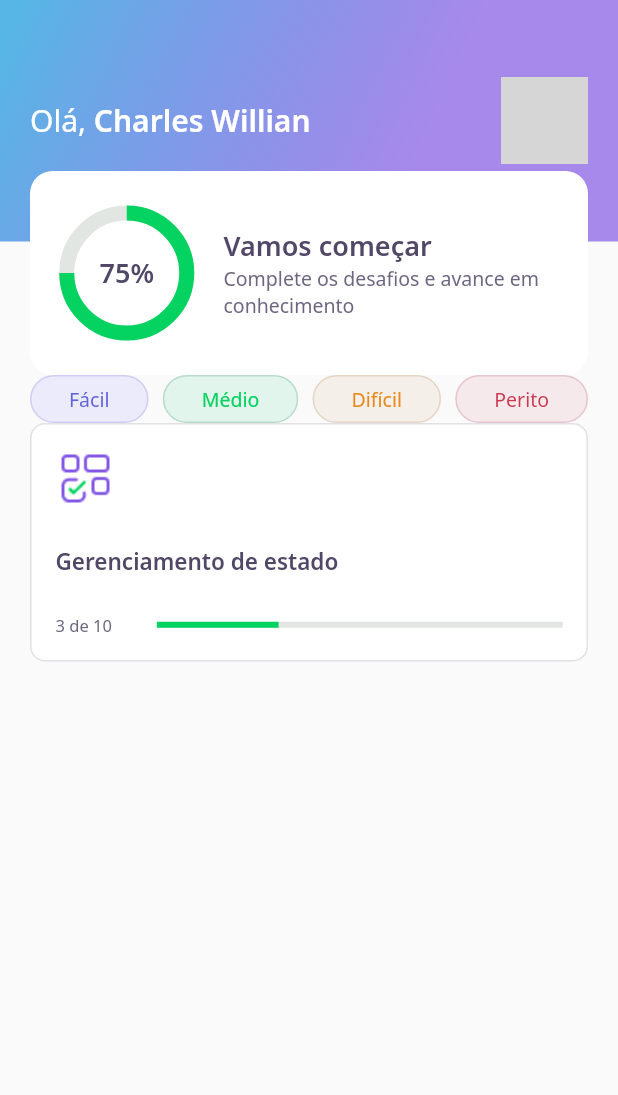
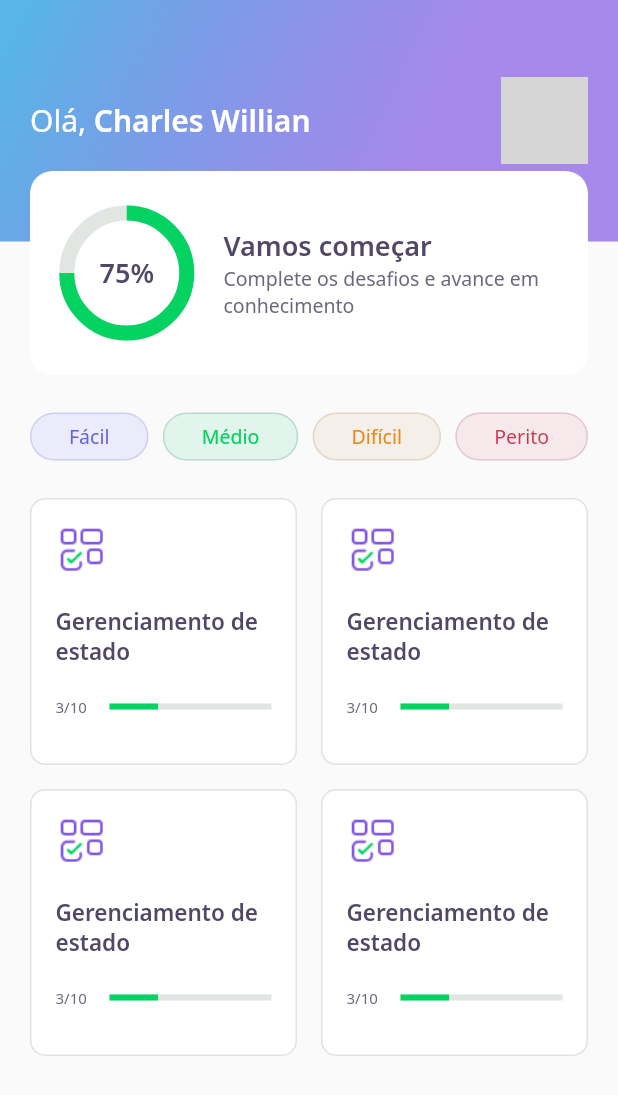
Before and after one commit to charles00willian/dev_quiz, a Flutter app: the screen it shows after launch, on a phone screen of 412 x 824 dp. Shown: the top 1095 px of the screen. Run offline on Flutter 3.47's test engine with Material 2 defaults, Android fonts, the phone set to English and light mode, and no system bars; our stand-ins replace google_fonts; network calls fail; grey boxes are pictures that could not be loaded.

Commit message:
lista de cards

```diff
--- a/lib/core/app_text_styles.dart
+++ b/lib/core/app_text_styles.dart
@@ -81,7 +81,7 @@ class AppTextStyles {
   );
   static final TextStyle body11 = GoogleFonts.notoSans(
     color: AppColors.grey,
-    fontSize: 11,
+    fontSize: 10,
     fontWeight: FontWeight.normal,
   );
 }
--- a/lib/home/home_page.dart
+++ b/lib/home/home_page.dart
@@ -19,6 +19,9 @@ class _HomePageState extends State<HomePage> {
         padding: const EdgeInsets.symmetric(horizontal: 20),
         child: Column(
           children: [
+            SizedBox(
+              height: 25,
+            ),
             Row(
               mainAxisAlignment: MainAxisAlignment.spaceBetween,
               children: [
@@ -28,7 +31,22 @@ class _HomePageState extends State<HomePage> {
                 LevelButtonWidget(label: "Perito"),
               ],
             ),
-            QuizCardWidget()
+            SizedBox(
+              height: 25,
+            ),
+            Expanded(
+              child: GridView.count(
+                crossAxisSpacing: 16,
+                mainAxisSpacing: 16,
+                crossAxisCount: 2,
+                children: [
+                  QuizCardWidget(),
+                  QuizCardWidget(),
+                  QuizCardWidget(),
+                  QuizCardWidget(),
+                ],
+              ),
+            ),
           ],
         ),
       ),
--- a/lib/home/widgets/quiz_card/quiz_card_widget.dart
+++ b/lib/home/widgets/quiz_card/quiz_card_widget.dart
@@ -19,31 +19,31 @@ class QuizCardWidget extends StatelessWidget {
       ),
       child: Column(crossAxisAlignment: CrossAxisAlignment.start, children: [
         Container(
-          height: 40,
-          width: 40,
+          height: 35,
+          width: 35,
           child: Image.asset(AppImages.blocks),
         ),
         SizedBox(
-          height: 25,
+          height: 20,
         ),
         Text(
           "Gerenciamento de estado",
           style: AppTextStyles.heading15,
         ),
         SizedBox(
-          height: 25,
+          height: 20,
         ),
         Row(
           children: [
             Expanded(
               flex: 1,
               child: Text(
-                "3 de 10",
+                "3/10",
                 style: AppTextStyles.body11,
               ),
             ),
             Expanded(
-              flex: 4,
+              flex: 3,
               child: LinearProgressIndicator(
                 value: 0.3,
                 backgroundColor: AppColors.chartSecondary,
```
